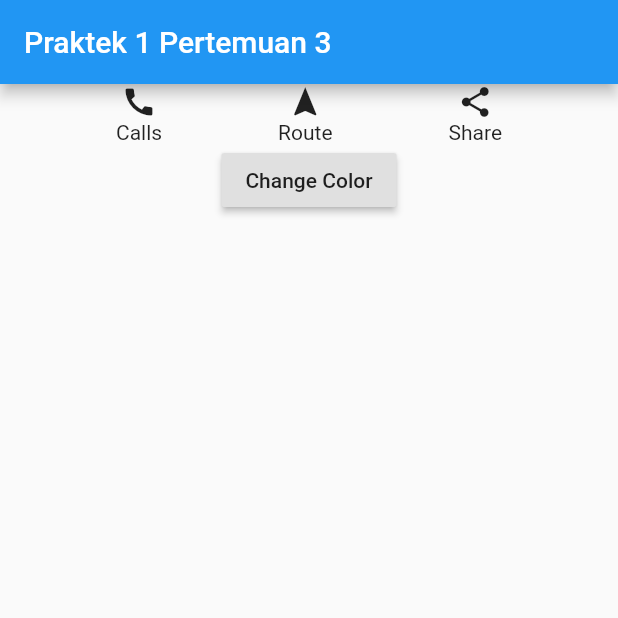
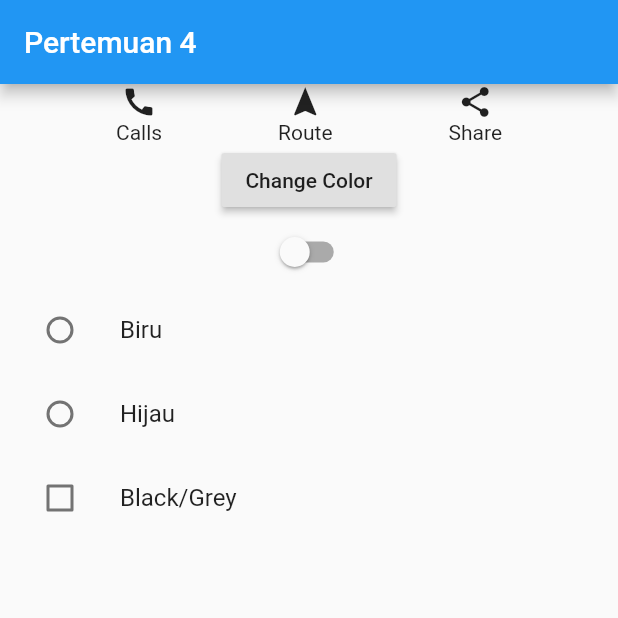
Before and after one commit to mrdemiadr/Learn-Flutter-Part-1, a Flutter app: the screen it shows after launch, on a phone screen of 412 x 824 dp, the top half of it. Run offline on Flutter 3.47's test engine with Material 2 defaults, Android fonts, the phone set to English and light mode, and no system bars; missing offline and left inert: random_color.

Commit message:
Tambahan contoh input widget

```diff
--- a/lib/latihan_satu.dart
+++ b/lib/latihan_satu.dart
@@ -8,13 +8,18 @@ class LatihanSatu extends StatefulWidget {
 }
 
 class _LatihanSatuState extends State<LatihanSatu> {
-  Color gantiWarna;
+  Color gantiWarna; // untuk ganti warna icon
+  RandomColor randomColor =
+      RandomColor(); // fungsi untuk memilih warna secara acak
+  bool switchButtonState = false; // nilai awal untuk switch button
+  String pilihanWarna; // nilai awal radio button 'null'
+  bool pilihanCheckbox = false; // nilai awal checkbox
 
   @override
   Widget build(BuildContext context) {
     return Scaffold(
       appBar: AppBar(
-        title: Text('Praktek 1 Pertemuan 3'),
+        title: Text('Pertemuan 4'),
       ),
       body: Column(
         children: [
@@ -42,11 +47,61 @@ class _LatihanSatuState extends State<LatihanSatu> {
           RaisedButton(
             onPressed: () {
               setState(() {
-                RandomColor randomColor = RandomColor();
                 gantiWarna = randomColor.randomColor();
               });
             },
             child: Text('Change Color'),
+          ),
+          Switch(
+            value: switchButtonState,
+            onChanged: (bool value) {
+              setState(() {
+                switchButtonState = value;
+                switchButtonState == true
+                    ? gantiWarna = Colors.black
+                    : gantiWarna = Colors.red;
+              });
+            },
+          ),
+          ListTile(
+            leading: Radio(
+              value: 'Biru',
+              groupValue: pilihanWarna,
+              onChanged: (String value) {
+                setState(() {
+                  pilihanWarna = value;
+                  gantiWarna = Colors.blueAccent;
+                });
+              },
+            ),
+            title: Text('Biru'),
+          ),
+          ListTile(
+            leading: Radio(
+              value: 'Hijau',
+              groupValue: pilihanWarna,
+              onChanged: (String value) {
+                setState(() {
+                  pilihanWarna = value;
+                  gantiWarna = Colors.greenAccent;
+                });
+              },
+            ),
+            title: Text('Hijau'),
+          ),
+          ListTile(
+            leading: Checkbox(
+              value: pilihanCheckbox,
+              onChanged: (bool value) {
+                setState(() {
+                  pilihanCheckbox = value;
+                  pilihanCheckbox == true
+                      ? gantiWarna = Colors.black
+                      : gantiWarna = Colors.grey;
+                });
+              },
+            ),
+            title: Text('Black/Grey'),
           ),
         ],
       ),
```
